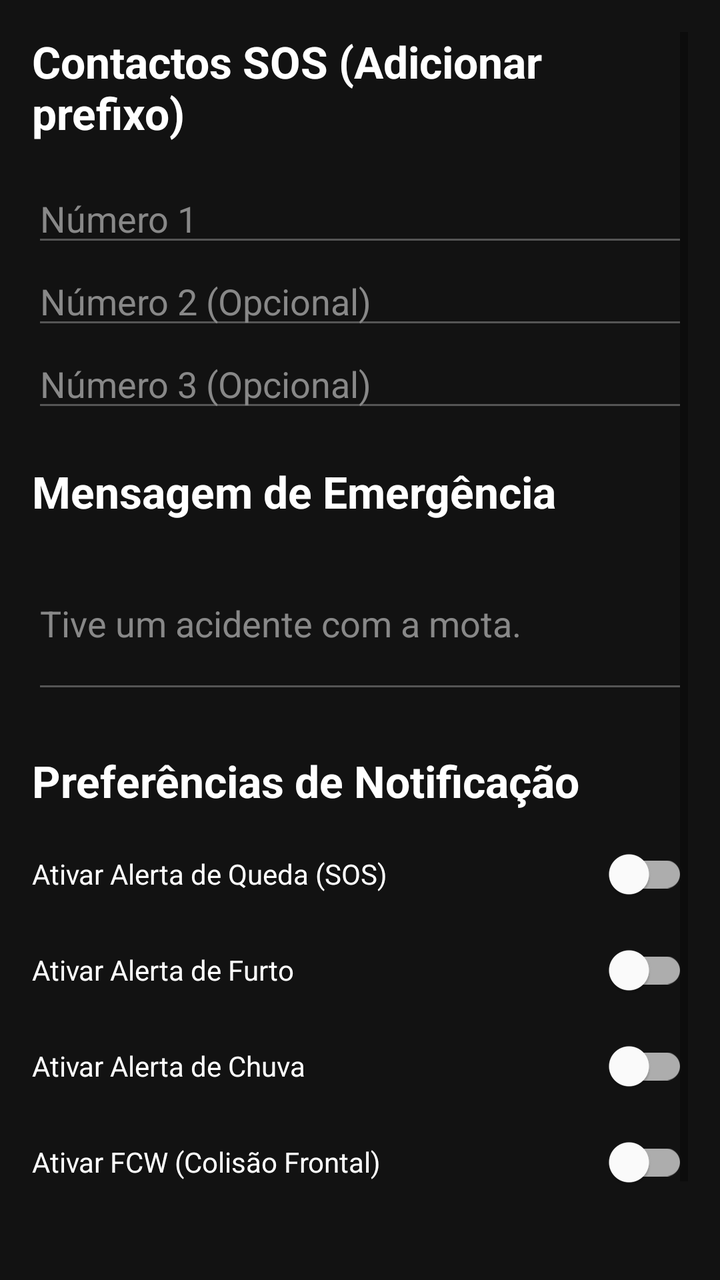
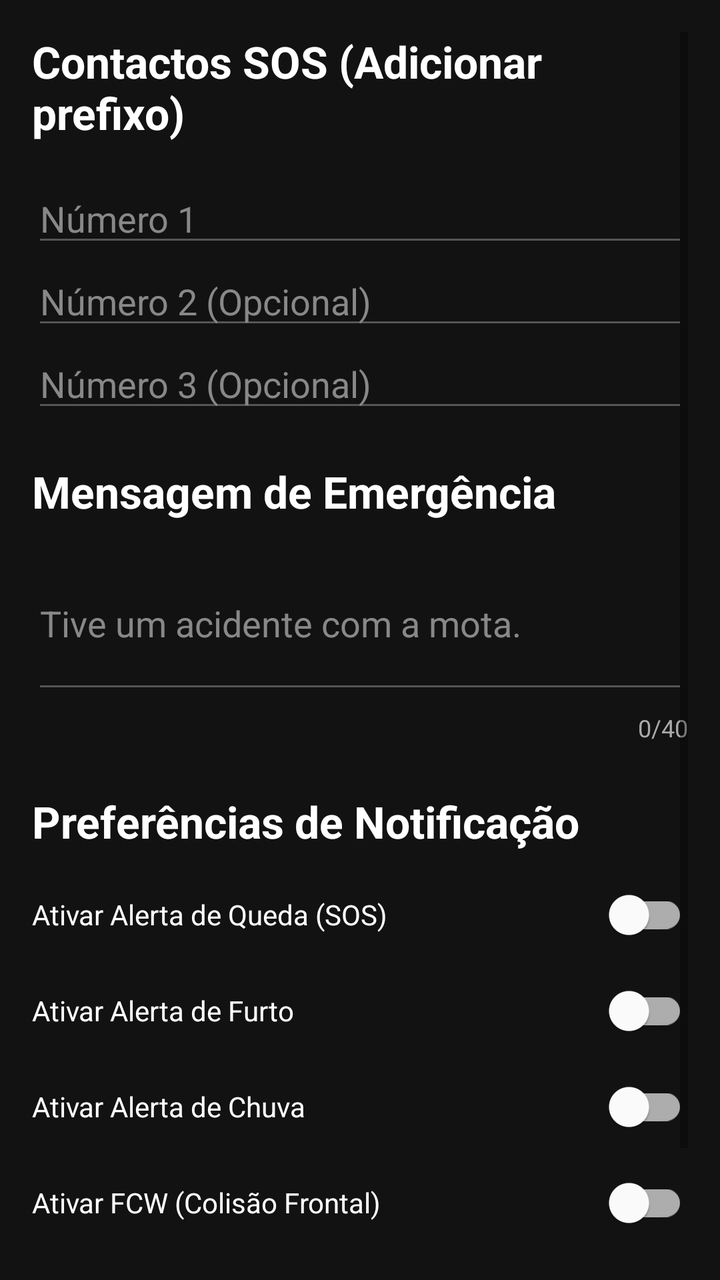

Before-and-after screenshots of an Android layout around one commit, followed by the original layout XML and the change that was made.
<!-- AndroidManifest.xml: application theme Theme.RiderIoT -->
<!-- res/layout/fragment_settings.xml -->
<?xml version="1.0" encoding="utf-8"?>
<ScrollView xmlns:android="http://schemas.android.com/apk/res/android"
    android:layout_width="match_parent"
    android:layout_height="match_parent"
    android:background="#121212"
    android:padding="16dp">

    <LinearLayout
        android:layout_width="match_parent"
        android:layout_height="wrap_content"
        android:orientation="vertical">

        <TextView
            android:layout_width="wrap_content"
            android:layout_height="wrap_content"
            android:text="Contactos SOS (Adicionar prefixo)"
            android:textColor="#FFFFFF"
            android:textStyle="bold"
            android:textSize="22sp"
            android:layout_marginBottom="16dp"/>

        <EditText
            android:id="@+id/etPhone1"
            android:layout_width="match_parent"
            android:layout_height="wrap_content"
            android:hint="Número 1"
            android:textColor="#FFFFFF"
            android:textColorHint="#888888"
            android:inputType="phone"
            android:backgroundTint="#555555"/>

        <EditText
            android:id="@+id/etPhone2"
            android:layout_width="match_parent"
            android:layout_height="wrap_content"
            android:hint="Número 2 (Opcional)"
            android:textColor="#FFFFFF"
            android:textColorHint="#888888"
            android:inputType="phone"
            android:backgroundTint="#555555"/>

        <EditText
            android:id="@+id/etPhone3"
            android:layout_width="match_parent"
            android:layout_height="wrap_content"
            android:hint="Número 3 (Opcional)"
            android:textColor="#FFFFFF"
            android:textColorHint="#888888"
            android:inputType="phone"
            android:backgroundTint="#555555"/>

        <TextView
            android:layout_width="wrap_content"
            android:layout_height="wrap_content"
            android:text="Mensagem de Emergência"
            android:textColor="#FFFFFF"
            android:textStyle="bold"
            android:textSize="22sp"
            android:layout_marginTop="20dp"
            android:layout_marginBottom="8dp"/>

        <EditText
            android:id="@+id/etSosMessage"
            android:layout_width="match_parent"
            android:layout_height="wrap_content"
            android:hint="Tive um acidente com a mota."
            android:textColor="#FFFFFF"
            android:textColorHint="#888888"
            android:inputType="textMultiLine"
            android:lines="3"
            android:backgroundTint="#555555"/>

        <TextView
            android:layout_width="wrap_content"
            android:layout_height="wrap_content"
            android:text="Preferências de Notificação"
            android:textColor="#FFFFFF"
            android:textStyle="bold"
            android:textSize="22sp"
            android:layout_marginTop="24dp"
            android:layout_marginBottom="8dp"/>

        <com.google.android.material.switchmaterial.SwitchMaterial
            android:id="@+id/swAlertFall"
            android:layout_width="match_parent"
            android:layout_height="wrap_content"
            android:text="Ativar Alerta de Queda (SOS)"
            android:textColor="#FFFFFF"/>

        <com.google.android.material.switchmaterial.SwitchMaterial
            android:id="@+id/swAlertTheft"
            android:layout_width="match_parent"
            android:layout_height="wrap_content"
            android:text="Ativar Alerta de Furto"
            android:textColor="#FFFFFF"/>

        <com.google.android.material.switchmaterial.SwitchMaterial
            android:id="@+id/swAlertRain"
            android:layout_width="match_parent"
            android:layout_height="wrap_content"
            android:text="Ativar Alerta de Chuva"
            android:textColor="#FFFFFF"/>

        <com.google.android.material.switchmaterial.SwitchMaterial
            android:id="@+id/swAlertFcw"
            android:layout_width="match_parent"
            android:layout_height="wrap_content"
            android:text="Ativar FCW (Colisão Frontal)"
            android:textColor="#FFFFFF"/>

        <Button
            android:id="@+id/btnSaveSettings"
            android:layout_width="match_parent"
            android:layout_height="wrap_content"
            android:text="Guardar Definições"
            android:layout_marginTop="24dp"
            android:backgroundTint="#333333"
            android:textColor="#FFFFFF"/>

    </LinearLayout>
</ScrollView>
<!-- resources referenced by this layout -->
<resources>
  <style name="Theme.RiderIoT" parent="Theme.MaterialComponents.DayNight.NoActionBar">
          <item name="colorPrimary">@color/white</item>
          <item name="colorPrimaryVariant">@color/white</item>
          <item name="colorSecondary">@color/white</item>
          <item name="colorSecondaryVariant">@color/white</item>
          <item name="colorOnPrimary">@color/white</item>
      </style>
  <color name="white">#FFFFFFFF</color>
</resources>

<!-- the commit's change to res/layout/fragment_settings.xml (unified diff, before → after) -->
@@ -65,10 +65,21 @@
             android:layout_height="wrap_content"
             android:hint="Tive um acidente com a mota."
             android:textColor="#FFFFFF"
+            android:maxLength="40"
             android:textColorHint="#888888"
             android:inputType="textMultiLine"
             android:lines="3"
             android:backgroundTint="#555555"/>
+
+        <TextView
+            android:id="@+id/tvCharCounter"
+            android:layout_width="match_parent"
+            android:layout_height="wrap_content"
+            android:text="0/40"
+            android:textColor="#AAAAAA"
+            android:textSize="12sp"
+            android:gravity="end"
+            android:layout_marginTop="4dp"/>
 
         <TextView
             android:layout_width="wrap_content"
